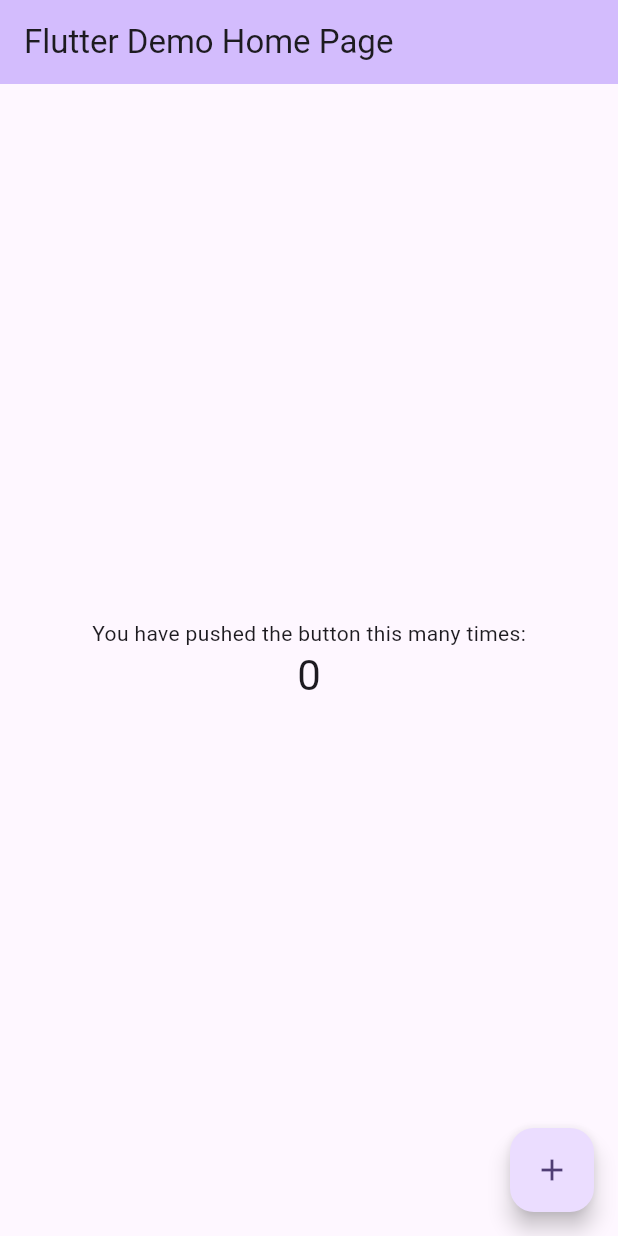
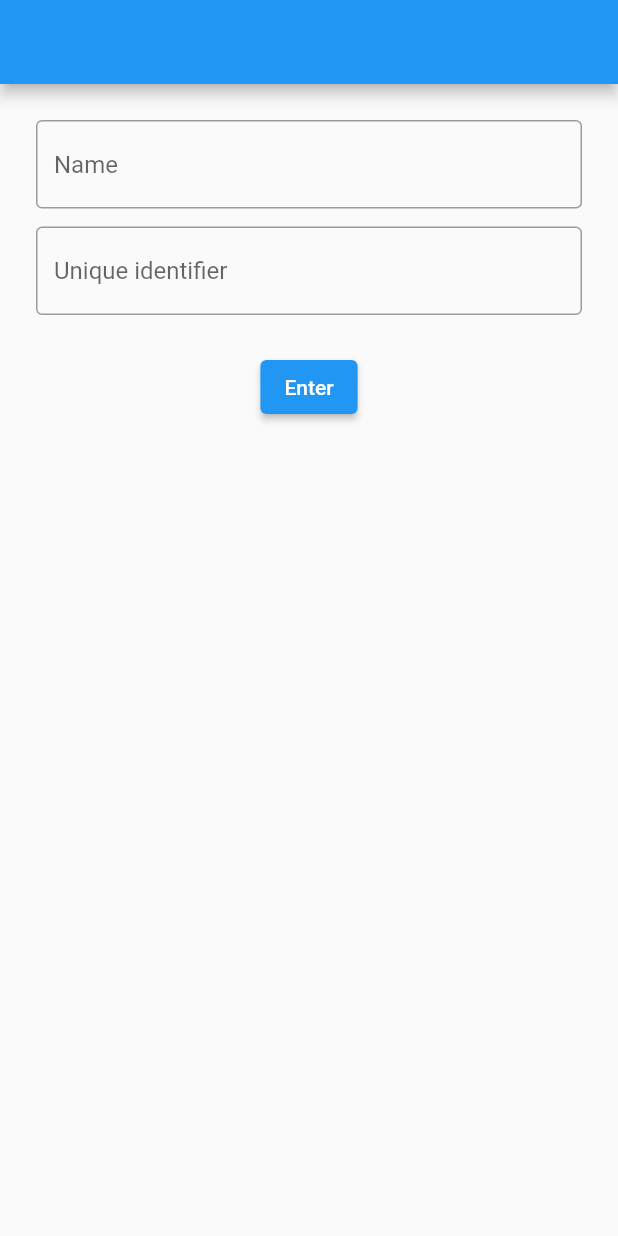
Before and after one commit to raphaelbarbosaqwerty/car-on-sale, a Flutter app: the screen it shows after launch, on a phone screen of 412 x 824 dp. Run offline on Flutter 3.47's test engine with Material 2 defaults, Android fonts, the phone set to English and light mode, and no system bars; our stand-ins replace equatable, flutter_bloc, hive_flutter; accounts and stored records are empty.

```diff
--- /dev/null
+++ b/challenge/lib/app/app_widget.dart
@@ -0,0 +1,17 @@
+import 'package:challenge/app/modules/auth/presenter/auth_page.dart';
+import 'package:flutter/material.dart';
+
+class MyApp extends StatelessWidget {
+  const MyApp({super.key});
+  @override
+  Widget build(BuildContext context) {
+    return const MaterialApp(
+      title: 'Car on Sale - Challenge',
+      // theme: ThemeData(
+      //   colorScheme: ColorScheme.fromSeed(seedColor: GlobalTheme.yellowDark),
+      //   useMaterial3: true,
+      // ),
+      home: const AuthPage(),
+    );
+  }
+}
--- /dev/null
+++ b/challenge/lib/app/design/global_theme.dart
@@ -0,0 +1,17 @@
+import 'package:flutter/material.dart';
+
+class GlobalTheme {
+  static const white = Colors.white;
+
+  /// Primary Gray
+  static const grayDark = Color(0xff474b57);
+
+  /// Primary Yellow
+  static const yellowDark = Color(0xffffd452);
+
+  /// Secodnary Gray
+  static const grayLight = Color(0xfff3f4f6);
+
+  /// Secondary Yellow
+  static const yellowLight = Color(0xfffdf0c0);
+}
--- /dev/null
+++ b/challenge/lib/app/modules/auth/domain/save_user_data.dart
@@ -0,0 +1,3 @@
+abstract class ISaveUserData {}
+
+class SaveUserData implements ISaveUserData {}
--- /dev/null
+++ b/challenge/lib/app/modules/auth/domain/validate_cached_user.dart
@@ -0,0 +1,3 @@
+abstract class IValidateCachedUser {}
+
+class ValidateCachedUser implements IValidateCachedUser {}
--- /dev/null
+++ b/challenge/lib/app/modules/auth/presenter/auth_page.dart
@@ -0,0 +1,44 @@
+import 'package:flutter/material.dart';
+
+class AuthPage extends StatefulWidget {
+  const AuthPage({super.key});
+
+  @override
+  State<AuthPage> createState() => _AuthPageState();
+}
+
+class _AuthPageState extends State<AuthPage> {
+  @override
+  Widget build(BuildContext context) {
+    return Scaffold(
+      appBar: AppBar(),
+      body: SingleChildScrollView(
+        padding: const EdgeInsets.all(24),
+        child: Column(
+          // mainAxisAlignment: MainAxisAlignment.center,
+          // crossAxisAlignment: CrossAxisAlignment.center,
+          children: [
+            TextFormField(
+              decoration: const InputDecoration(
+                hintText: "Name",
+                border: OutlineInputBorder(),
+              ),
+            ),
+            const SizedBox(height: 12),
+            TextFormField(
+              decoration: const InputDecoration(
+                hintText: "Unique identifier",
+                border: OutlineInputBorder(),
+              ),
+            ),
+            const SizedBox(height: 24),
+            ElevatedButton(
+              onPressed: () {},
+              child: const Text('Enter'),
+            )
+          ],
+        ),
+      ),
+    );
+  }
+}
--- a/challenge/lib/main.dart
+++ b/challenge/lib/main.dart
@@ -1,125 +1,8 @@
+import 'package:challenge/app/app_widget.dart';
 import 'package:flutter/material.dart';
+import 'package:hive_flutter/hive_flutter.dart';
 
-void main() {
+void main() async {
+  await Hive.initFlutter();
   runApp(const MyApp());
 }
-
-class MyApp extends StatelessWidget {
-  const MyApp({super.key});
-
-  // This widget is the root of your application.
-  @override
-  Widget build(BuildContext context) {
-    return MaterialApp(
-      title: 'Flutter Demo',
-      theme: ThemeData(
-        // This is the theme of your application.
-        //
-        // TRY THIS: Try running your application with "flutter run". You'll see
-        // the application has a blue toolbar. Then, without quitting the app,
-        // try changing the seedColor in the colorScheme below to Colors.green
-        // and then invoke "hot reload" (save your changes or press the "hot
-        // reload" button in a Flutter-supported IDE, or press "r" if you used
-        // the command line to start the app).
-        //
-        // Notice that the counter didn't reset back to zero; the application
-        // state is not lost during the reload. To reset the state, use hot
-        // restart instead.
-        //
-        // This works for code too, not just values: Most code changes can be
-        // tested with just a hot reload.
-        colorScheme: ColorScheme.fromSeed(seedColor: Colors.deepPurple),
-        useMaterial3: true,
-      ),
-      home: const MyHomePage(title: 'Flutter Demo Home Page'),
-    );
-  }
-}
-
-class MyHomePage extends StatefulWidget {
-  const MyHomePage({super.key, required this.title});
-
-  // This widget is the home page of your application. It is stateful, meaning
-  // that it has a State object (defined below) that contains fields that affect
-  // how it looks.
-
-  // This class is the configuration for the state. It holds the values (in this
-  // case the title) provided by the parent (in this case the App widget) and
-  // used by the build method of the State. Fields in a Widget subclass are
-  // always marked "final".
-
-  final String title;
-
-  @override
-  State<MyHomePage> createState() => _MyHomePageState();
-}
-
-class _MyHomePageState extends State<MyHomePage> {
-  int _counter = 0;
-
-  void _incrementCounter() {
-    setState(() {
-      // This call to setState tells the Flutter framework that something has
-      // changed in this State, which causes it to rerun the build method below
-      // so that the display can reflect the updated values. If we changed
-      // _counter without calling setState(), then the build method would not be
-      // called again, and so nothing would appear to happen.
-      _counter++;
-    });
-  }
-
-  @override
-  Widget build(BuildContext context) {
-    // This method is rerun every time setState is called, for instance as done
-    // by the _incrementCounter method above.
-    //
-    // The Flutter framework has been optimized to make rerunning build methods
-    // fast, so that you can just rebuild anything that needs updating rather
-    // than having to individually change instances of widgets.
-    return Scaffold(
-      appBar: AppBar(
-        // TRY THIS: Try changing the color here to a specific color (to
-        // Colors.amber, perhaps?) and trigger a hot reload to see the AppBar
-        // change color while the other colors stay the same.
-        backgroundColor: Theme.of(context).colorScheme.inversePrimary,
-        // Here we take the value from the MyHomePage object that was created by
-        // the App.build method, and use it to set our appbar title.
-        title: Text(widget.title),
-      ),
-      body: Center(
-        // Center is a layout widget. It takes a single child and positions it
-        // in the middle of the parent.
-        child: Column(
-          // Column is also a layout widget. It takes a list of children and
-          // arranges them vertically. By default, it sizes itself to fit its
-          // children horizontally, and tries to be as tall as its parent.
-          //
-          // Column has various properties to control how it sizes itself and
-          // how it positions its children. Here we use mainAxisAlignment to
-          // center the children vertically; the main axis here is the vertical
-          // axis because Columns are vertical (the cross axis would be
-          // horizontal).
-          //
-          // TRY THIS: Invoke "debug painting" (choose the "Toggle Debug Paint"
-          // action in the IDE, or press "p" in the console), to see the
-          // wireframe for each widget.
-          mainAxisAlignment: MainAxisAlignment.center,
-          children: <Widget>[
-            const Text(
-              'You have pushed the button this many times:',
-            ),
-            Text(
-              '$_counter',
-              style: Theme.of(context).textTheme.headlineMedium,
-            ),
-          ],
-        ),
-      ),
-      floatingActionButton: FloatingActionButton(
-        onPressed: _incrementCounter,
-        tooltip: 'Increment',
-        child: const Icon(Icons.add),
-      ), // This trailing comma makes auto-formatting nicer for build methods.
-    );
-  }
-}
```
Also changed, not shown: challenge/lib/app/modules/auth/presenter/auth_cubit.dart (added, +8 -0 lines), challenge/lib/app/modules/auth/presenter/auth_state.dart (added, +23 -0 lines), challenge/lib/app/modules/home/home_page.dart (added, +39 -0 lines), challenge/pubspec.yaml (+10 -4 lines), challenge/docs/flows/1.cached_user_flow.png (added), challenge/docs/flows/2.initial_login.png (added), 3 other files.
